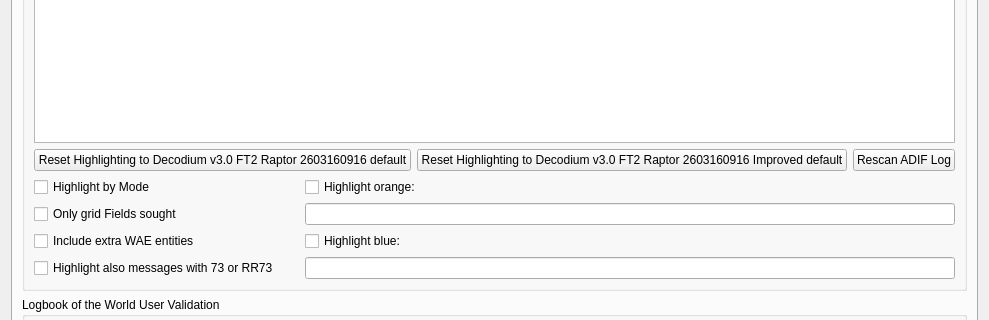
Before: the Qt Designer form Configuration.ui in iu8lmc/Decodium-3.0-Codename-Raptor, drawn with Qt 5; both pictures show x 0 to 989 and y 124 to 444 of the 989 by 716 pixel window.
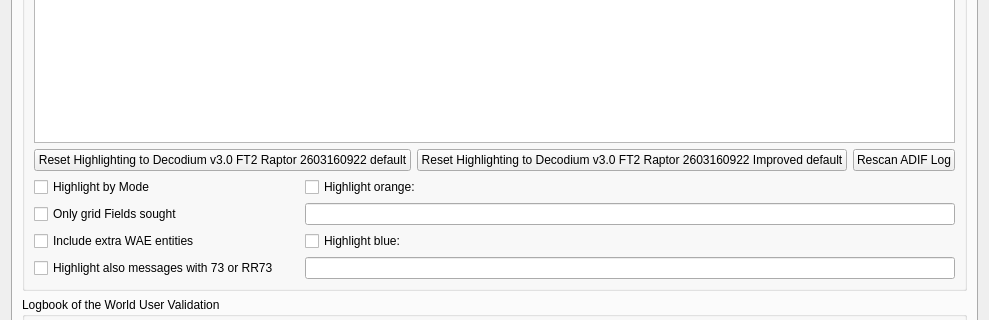
After: the same form once the commit is applied. The open tabs and pages were chosen to show the change. Custom widgets are drawn as their Qt base class.

What changed in the file:
```diff
--- a/Configuration.ui
+++ b/Configuration.ui
@@ -2828,14 +2828,14 @@
                <string>&lt;html&gt;&lt;head/&gt;&lt;body&gt;&lt;p&gt;Push to reset all highlight items above to default values and priorities.&lt;/p&gt;&lt;/body&gt;&lt;/html&gt;</string>
               </property>
               <property name="text">
-               <string>Reset Highlighting to Decodium v3.0 FT2 Raptor 2603160916 default</string>
+               <string>Reset Highlighting to Decodium v3.0 FT2 Raptor 2603160922 default</string>
               </property>
              </widget>
             </item>
             <item>
              <widget class="QPushButton" name="reset_highlighting_to_defaults2_push_button">
               <property name="text">
-               <string>Reset Highlighting to Decodium v3.0 FT2 Raptor 2603160916 Improved default</string>
+               <string>Reset Highlighting to Decodium v3.0 FT2 Raptor 2603160922 Improved default</string>
               </property>
              </widget>
             </item>
```
Left out of the diff: 14 changed lines with no effect on the pictures.
